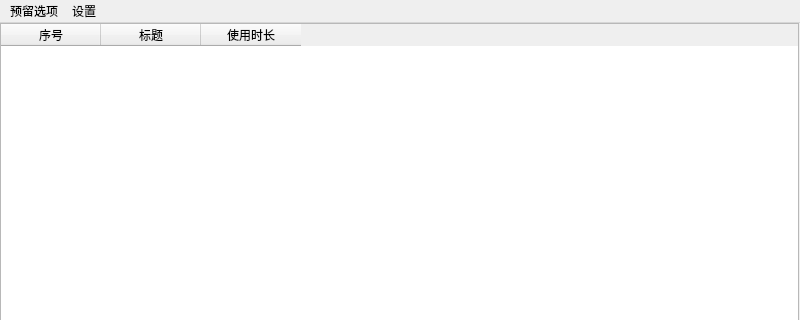
Before: the Qt Designer form mainWindow.ui in changchang-max/DeviceUsageTime, drawn with Qt 5; both pictures show x 0 to 800 and y 0 to 320 of the 800 by 600 pixel window.
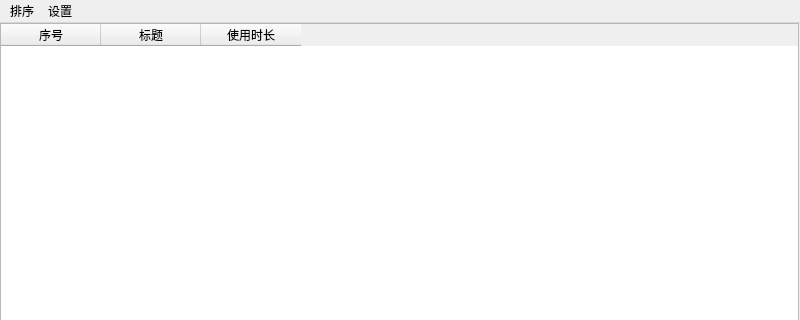
After: the same form once the commit is applied.

Commit message: v0.4.0:新增了“排序”功能

```diff
--- a/mainWindow.ui
+++ b/mainWindow.ui
@@ -60,7 +60,7 @@
    </property>
    <widget class="QMenu" name="menu">
     <property name="title">
-     <string>预留选项</string>
+     <string>排序</string>
     </property>
    </widget>
    <widget class="QMenu" name="menu_2">
```
Left out of the diff: 24 changed lines with no effect on the pictures. The commit also changes 2 other files.
